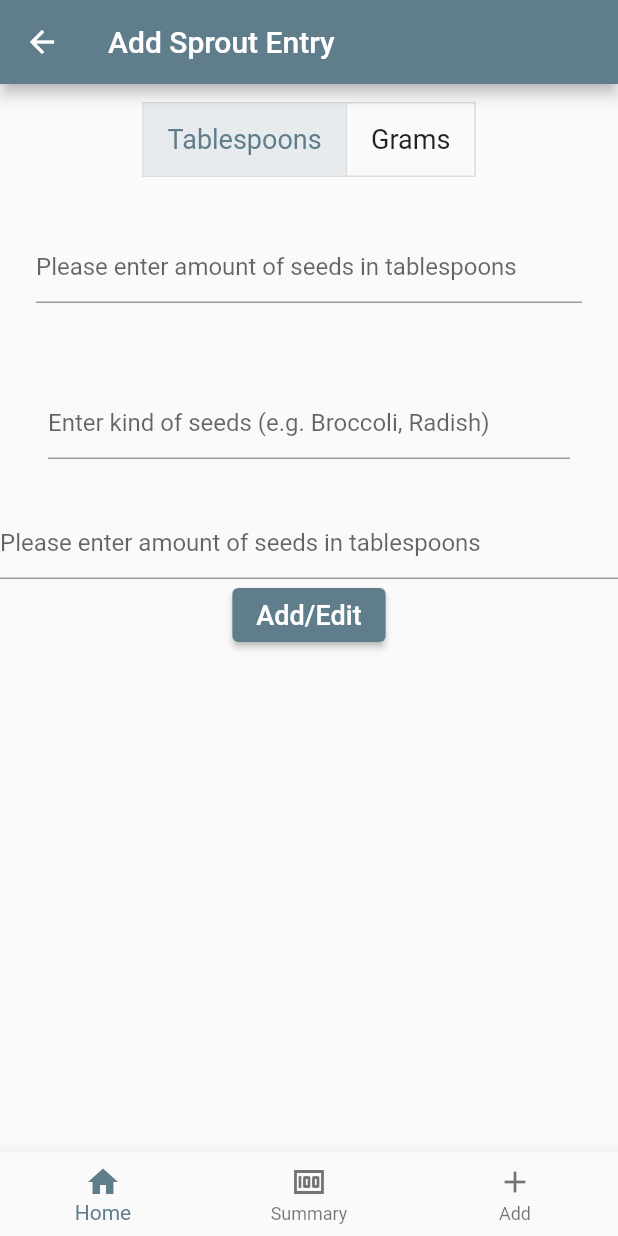
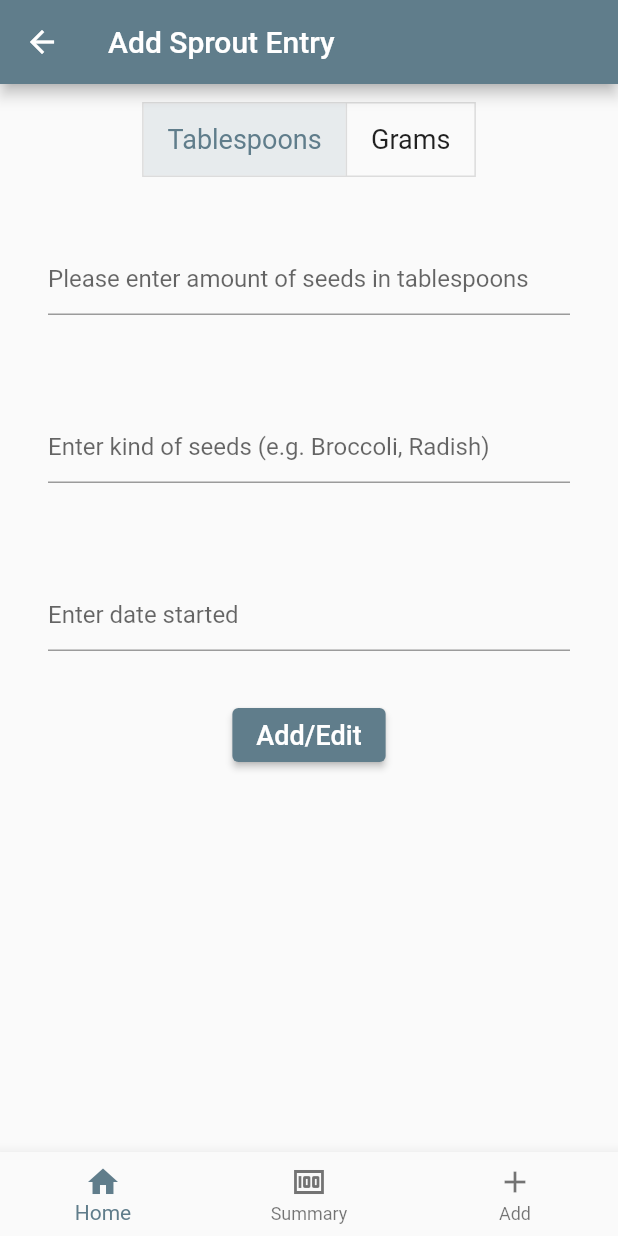
Before and after one commit to deanagan/expenses_tracker, a Flutter app: the AddEntryScreen screen opened by its route, on a phone screen of 412 x 824 dp. Run offline on Flutter 3.47's test engine with Material 2 defaults, Android fonts, the light colour scheme and no system bars.

Commit message:
Added some padding. Corrected date started hint.

```diff
--- a/lib/screens/add_entry_screen.dart
+++ b/lib/screens/add_entry_screen.dart
@@ -63,7 +63,7 @@ class _AddEntryScreenState extends State<AddEntryScreen> {
                 ),
               ),
               Padding(
-                padding: const EdgeInsets.all(24.0),
+                padding: const EdgeInsets.all(32.0),
                 child: TextField(
                   controller: txtAmount,
                   keyboardType: TextInputType.number,
@@ -78,10 +78,13 @@ class _AddEntryScreenState extends State<AddEntryScreen> {
                   decoration: InputDecoration(hintText: kindMessage),
                 ),
               ),
-              TextField(
-                controller: txtDateStart,
-                onTap: showDatePicker,
-                decoration: InputDecoration(hintText: amountMessage),
+              Padding(
+                padding: const EdgeInsets.all(32.0),
+                child: TextField(
+                  controller: txtDateStart,
+                  onTap: showDatePicker,
+                  decoration: InputDecoration(hintText: dateMessage),
+                ),
               ),
               ElevatedButton(
                   onPressed: submitEntry,
```
